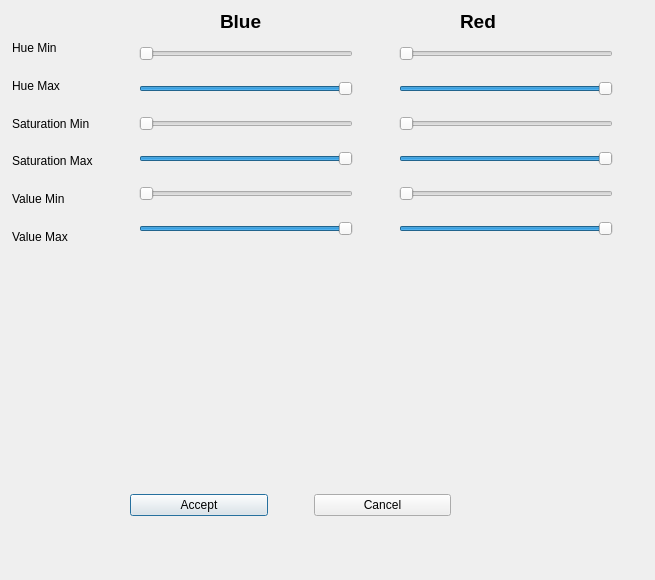
First picture: the form in colors.ui, repository mwiesenberger/convection, before the edit.
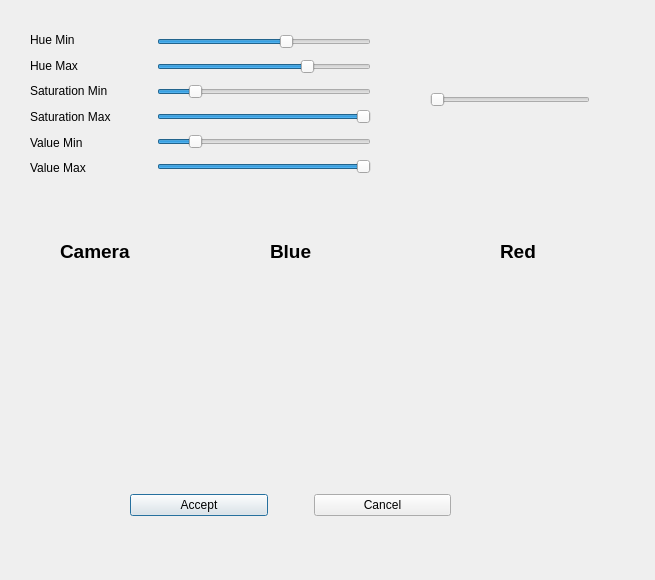
Second picture: the form after the edit.

Commit message: added dilute and erode filter

```diff
--- a/colors.ui
+++ b/colors.ui
@@ -22,8 +22,8 @@
   <widget class="QLabel" name="label_13">
    <property name="geometry">
     <rect>
-     <x>220</x>
-     <y>10</y>
+     <x>270</x>
+     <y>240</y>
      <width>71</width>
      <height>21</height>
     </rect>
@@ -41,8 +41,8 @@
   <widget class="QLabel" name="label_14">
    <property name="geometry">
     <rect>
-     <x>460</x>
-     <y>10</y>
+     <x>500</x>
+     <y>240</y>
      <width>61</width>
      <height>21</height>
     </rect>
@@ -96,7 +96,7 @@
     </item>
    </layout>
   </widget>
-  <widget class="QWidget" name="">
+  <widget class="QWidget" name="layoutWidget">
    <property name="geometry">
     <rect>
      <x>10</x>
@@ -218,13 +218,54 @@
     </item>
    </layout>
   </widget>
+  <widget class="QLabel" name="label_15">
+   <property name="geometry">
+    <rect>
+     <x>60</x>
+     <y>240</y>
+     <width>71</width>
+     <height>21</height>
+    </rect>
+   </property>
+   <property name="text">
+    <string>&lt;html&gt;&lt;head/&gt;&lt;body&gt;&lt;p&gt;&lt;span style=&quot; font-size:14pt; font-weight:600;&quot;&gt;Camera&lt;/span&gt;&lt;/p&gt;&lt;/body&gt;&lt;/html&gt;</string>
+   </property>
+   <property name="textFormat">
+    <enum>Qt::AutoText</enum>
+   </property>
+   <property name="textInteractionFlags">
+    <set>Qt::NoTextInteraction</set>
+   </property>
+  </widget>
+  <widget class="QSlider" name="dilute">
+   <property name="geometry">
+    <rect>
+     <x>430</x>
+     <y>90</y>
+     <width>160</width>
+     <height>19</height>
+    </rect>
+   </property>
+   <property name="minimum">
+    <number>1</number>
+   </property>
+   <property name="maximum">
+    <number>10</number>
+   </property>
+   <property name="orientation">
+    <enum>Qt::Horizontal</enum>
+   </property>
+   <property name="tickPosition">
+    <enum>QSlider::NoTicks</enum>
+   </property>
+  </widget>
   <widget class="QWidget" name="">
    <property name="geometry">
     <rect>
-     <x>12</x>
-     <y>32</y>
-     <width>601</width>
-     <height>221</height>
+     <x>30</x>
+     <y>30</y>
+     <width>341</width>
+     <height>148</height>
     </rect>
    </property>
    <layout class="QHBoxLayout" name="horizontalLayout">
@@ -333,6 +374,9 @@
         <property name="maximum">
          <number>180</number>
         </property>
+        <property name="value">
+         <number>110</number>
+        </property>
         <property name="orientation">
          <enum>Qt::Horizontal</enum>
         </property>
@@ -347,7 +391,7 @@
          <number>180</number>
         </property>
         <property name="value">
-         <number>180</number>
+         <number>130</number>
         </property>
         <property name="orientation">
          <enum>Qt::Horizontal</enum>
@@ -359,6 +403,9 @@
         <property name="maximum">
          <number>255</number>
         </property>
+        <property name="value">
+         <number>40</number>
+        </property>
         <property name="orientation">
          <enum>Qt::Horizontal</enum>
         </property>
@@ -385,6 +432,9 @@
         <property name="maximum">
          <number>255</number>
         </property>
+        <property name="value">
+         <number>40</number>
+        </property>
         <property name="orientation">
          <enum>Qt::Horizontal</enum>
         </property>
@@ -408,107 +458,6 @@
       </item>
      </layout>
     </item>
-    <item>
-     <spacer name="horizontalSpacer_3">
-      <property name="orientation">
-       <enum>Qt::Horizontal</enum>
-      </property>
-      <property name="sizeType">
-       <enum>QSizePolicy::Preferred</enum>
-      </property>
-      <property name="sizeHint" stdset="0">
-       <size>
-        <width>40</width>
-        <height>20</height>
-       </size>
-      </property>
-     </spacer>
-    </item>
-    <item>
-     <layout class="QVBoxLayout" name="verticalLayout_4">
-      <item>
-       <widget class="QSlider" name="rhmin">
-        <property name="maximum">
-         <number>180</number>
-        </property>
-        <property name="orientation">
-         <enum>Qt::Horizontal</enum>
-        </property>
-       </widget>
-      </item>
-      <item>
-       <widget class="QSlider" name="rhmax">
-        <property name="minimum">
-         <number>1</number>
-        </property>
-        <property name="maximum">
-         <number>180</number>
-        </property>
-        <property name="value">
-         <number>180</number>
-        </property>
-        <property name="orientation">
-         <enum>Qt::Horizontal</enum>
-        </property>
-       </widget>
-      </item>
-      <item>
-       <widget class="QSlider" name="rsmin">
-        <property name="maximum">
-         <number>255</number>
-        </property>
-        <property name="orientation">
-         <enum>Qt::Horizontal</enum>
-        </property>
-       </widget>
-      </item>
-      <item>
-       <widget class="QSlider" name="rsmax">
-        <property name="minimum">
-         <number>1</number>
-        </property>
-        <property name="maximum">
-         <number>255</number>
-        </property>
-        <property name="value">
-         <number>255</number>
-        </property>
-        <property name="orientation">
-         <enum>Qt::Horizontal</enum>
-        </property>
-       </widget>
-      </item>
-      <item>
-       <widget class="QSlider" name="rvmin">
-        <property name="maximum">
-         <number>255</number>
-        </property>
-        <property name="orientation">
-         <enum>Qt::Horizontal</enum>
-        </property>
-       </widget>
-      </item>
-      <item>
-       <widget class="QSlider" name="rvmax">
-        <property name="minimum">
-         <number>1</number>
-        </property>
-        <property name="maximum">
-         <number>255</number>
-        </property>
-        <property name="value">
-         <number>255</number>
-        </property>
-        <property name="sliderPosition">
-         <number>255</number>
-        </property>
-        <property name="orientation">
-         <enum>Qt::Horizontal</enum>
-        </property>
-       </widget>
-      </item>
-     </layout>
-    </item>
    </layout>
   </widget>
  </widget>
```
Left out of the diff: 10 changed lines with no effect on the pictures. The commit also changes 4 other files.
